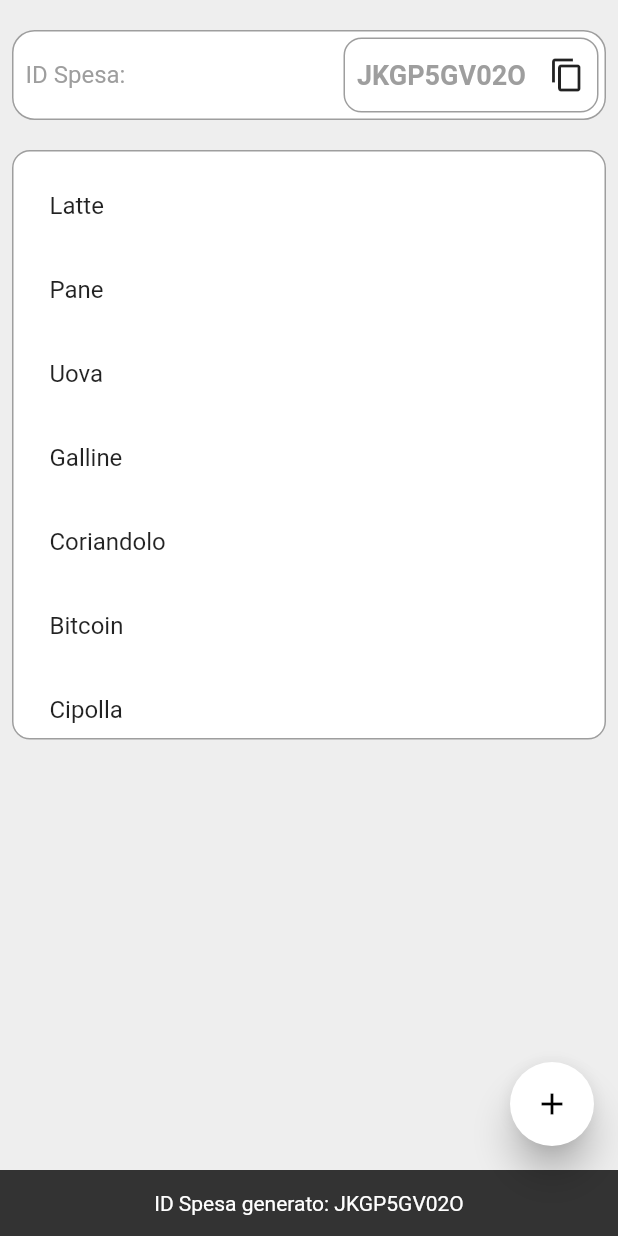
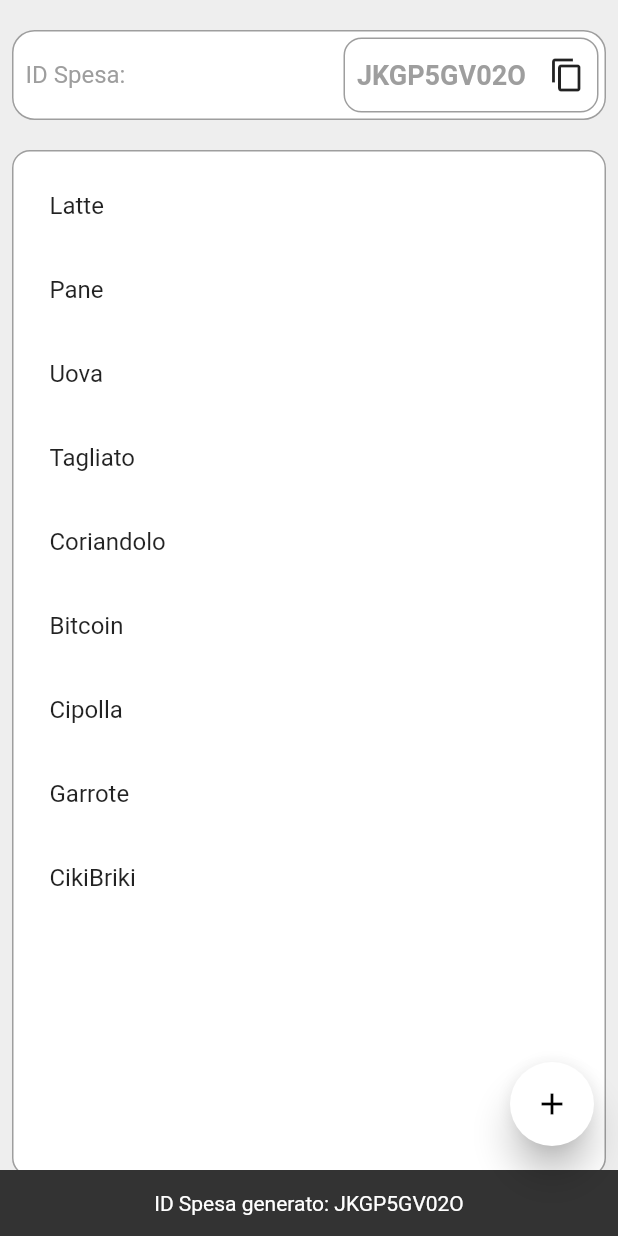
Before and after one commit to FZerbinatti/sharedshoplist, a Flutter app: the screen it shows after launch, after a tap on "Nuova Lista", on a phone screen of 412 x 824 dp. Run offline on Flutter 3.47's test engine with Material 2 defaults, Android fonts, the phone set to English and light mode, and no system bars; our stand-ins replace flutter_slidable, shared_preferences.

Commit message:
lista funzionante

```diff
--- a/lib/ShoppingList.dart
+++ b/lib/ShoppingList.dart
@@ -21,10 +21,11 @@ class _ShoppingListState extends State<ShoppingList> {
   //controller per prendere i dati dai fields
   late TextEditingController newItemInsertedController;
   String id_spesa = "ABC123";
-  List<String> listaSpesa = <String>["Latte", "Pane", "Uova", "Galline", "Coriandolo", "Bitcoin", "Cipolla", "Garrote", "CikiBriki"];
+  List<String> listaSpesa = <String>["Latte", "Pane", "Uova", "Tagliato", "Coriandolo", "Bitcoin", "Cipolla", "Garrote", "CikiBriki"];
   double height = 200;
   int bought_items_index=-1;
-  int bough_items_counter =0;
+  int added_items_counter =0;
+  var  bought_items_indexes = [];
 
   @override
   void initState() {
@@ -174,7 +175,7 @@ class _ShoppingListState extends State<ShoppingList> {
                   child: Container(
 
                     width: double.infinity,
-                    height: height - 140 -291,
+                    height: height - 140,
 
                     decoration: BoxDecoration(
                       color: Colors.white,
@@ -212,7 +213,8 @@ class _ShoppingListState extends State<ShoppingList> {
 
                               title: Text(
                             '$item',
-                            style: TextStyle(decoration: bought_items_index==index ? TextDecoration.lineThrough : TextDecoration.none)
+                                  //style: TextStyle(decoration: bought_items_index==index ? TextDecoration.lineThrough : TextDecoration.none)
+                                  style: TextStyle(decoration: bought_items_indexes.contains(index) ? TextDecoration.lineThrough : TextDecoration.none)
 
 
                             ),
@@ -288,6 +290,18 @@ class _ShoppingListState extends State<ShoppingList> {
 
 
   void _onSelected(int index) {
+
+    if (bought_items_indexes.isEmpty){
+      bought_items_indexes.add(listaSpesa.length-1);
+    }else{
+
+      for(var i = 0; i < bought_items_indexes.length; i++){
+        bought_items_indexes[i]= bought_items_indexes[i]-1;
+      }
+      bought_items_indexes.add(listaSpesa.length-1);
+    }
+
+
     setState(() {
       listaSpesa.add(listaSpesa[index]);
       listaSpesa.removeAt(index);
```
